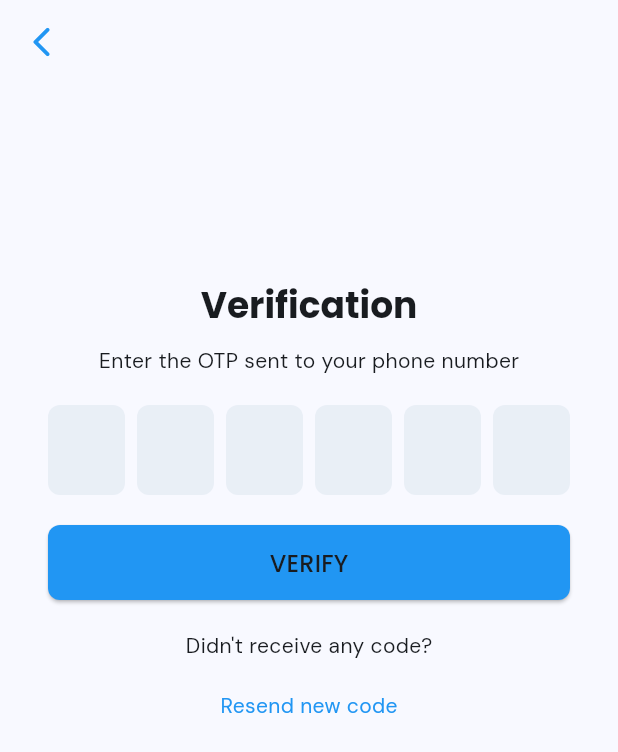
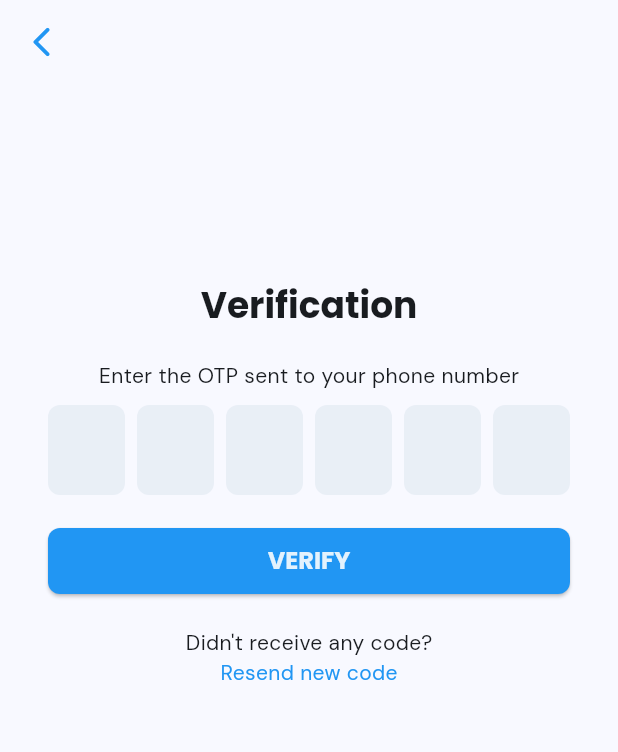
Before and after one commit to enbernaldez/athomeconvenience, a Flutter app: the OtpScreen screen opened directly with empty values, on a phone screen of 412 x 824 dp. Shown: the top 752 px of the screen. Run offline on Flutter 3.47's test engine with Material 2 defaults, Android fonts, the phone set to English and light mode, and no system bars; drawn by our look-alikes of auto_size_text, pinput; our stand-ins replace cloud_firestore, convex_bottom_bar, country_picker, email_validator, firebase_auth, firebase_core and 8 more; accounts and stored records are empty.

Commit message:
edited otp screen ui

```diff
--- a/lib/authentication/otp_screen.dart
+++ b/lib/authentication/otp_screen.dart
@@ -1,5 +1,6 @@
 import 'package:athomeconvenience/navigation.dart';
 import 'package:athomeconvenience/registration_page.dart';
+import 'package:athomeconvenience/widgets/buttons.dart';
 import 'package:auto_size_text/auto_size_text.dart';
 import 'package:cloud_firestore/cloud_firestore.dart';
 import 'package:firebase_auth/firebase_auth.dart';
@@ -98,11 +99,11 @@ class _OtpScreenState extends State<OtpScreen> {
                 maxLines: 1,
               ),
               const SizedBox(
-                height: 10,
+                height: 20,
               ),
               const Text("Enter the OTP sent to your phone number"),
               const SizedBox(
-                height: 20,
+                height: 10,
               ),
               // VERIFICATION CODE INPUT
               Pinput(
@@ -113,29 +114,15 @@ class _OtpScreenState extends State<OtpScreen> {
                 height: 20,
               ),
               // VERIFY BUTTON
-              FractionallySizedBox(
-                widthFactor: 1,
-                child: SizedBox(
-                  height: 50,
-                  child: ElevatedButton(
-                    onPressed: handleClick,
-                    style: ElevatedButton.styleFrom(
-                      backgroundColor: Colors.blue,
-                    ),
-                    child: Text(
-                      'VERIFY',
-                      style: Theme.of(context).textTheme.titleMedium,
-                    ),
-                  ),
-                ),
+              Button(
+                buttonText: 'VERIFY',
+                textType: Theme.of(context).textTheme.displaySmall,
+                onPress: handleClick,
               ),
               const SizedBox(
                 height: 20,
               ),
               const Text("Didn't receive any code?"),
-              const SizedBox(
-                height: 20,
-              ),
               const Text(
                 "Resend new code",
                 style: TextStyle(color: Colors.blue),
```
Also changed, not shown: 2 other files.
